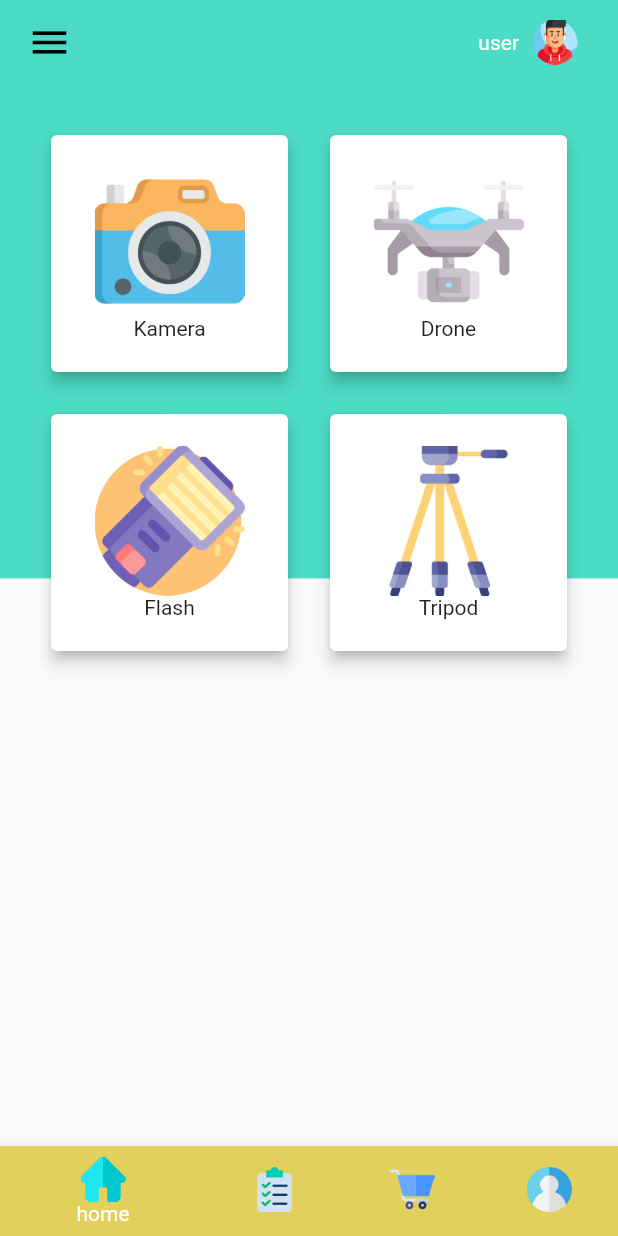
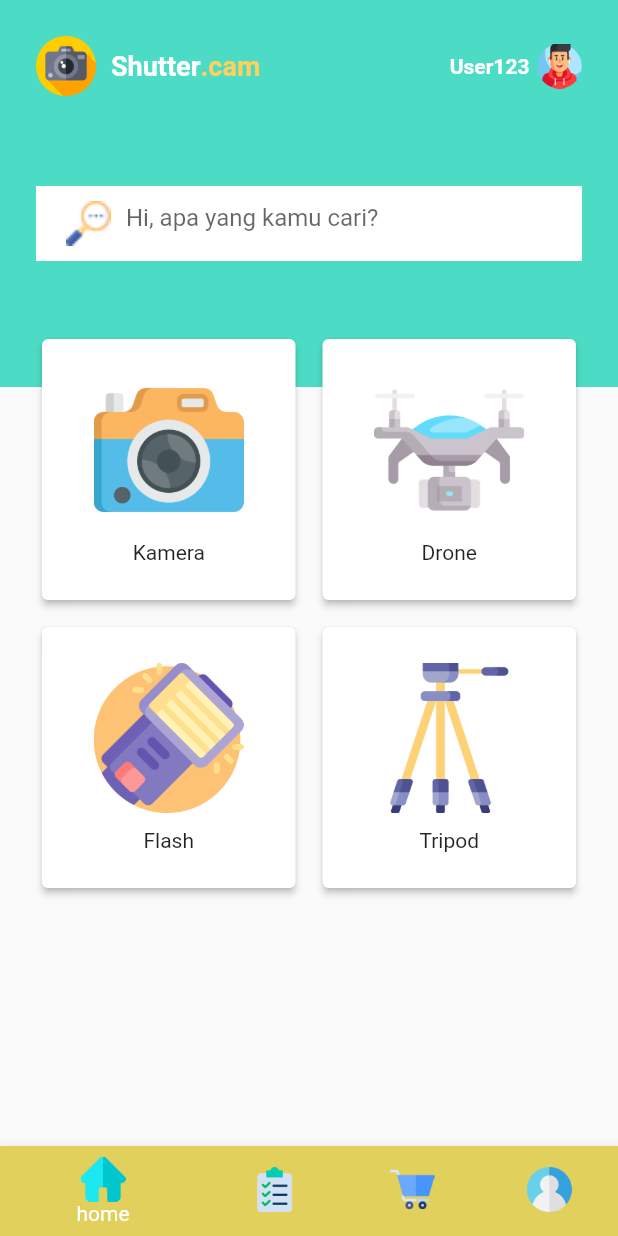
Before and after one commit to dinggasukapaus/shutter_cam, a Flutter app: the screen it shows after launch, on a phone screen of 412 x 824 dp. Run offline on Flutter 3.47's test engine with Material 2 defaults, Android fonts, the phone set to English and light mode, and no system bars.

Commit message:
dashboard

```diff
--- a/lib/main_page/dashboard.dart
+++ b/lib/main_page/dashboard.dart
@@ -11,80 +11,140 @@ class Dashboard extends StatefulWidget {
 
 class _DashboardState extends State<Dashboard> {
   int currentIndex = 0;
-  final screens = [
-    Camera(),
-    Profile(),
-  ];
 
   @override
   Widget build(BuildContext context) {
-    var size = MediaQuery.of(context).size;
     return Scaffold(
-      appBar: AppBar(
-        elevation: 0.0,
-        shadowColor: Colors.transparent,
-        backgroundColor: Color.fromRGBO(76, 219, 196, 1),
-        leading: Padding(
-          padding: EdgeInsets.only(
-            left: 18.0,
-            top: 12.0,
-            bottom: 12.0,
-            right: 12.0,
-          ),
-          child: Icon(
-            Icons.menu,
-            color: Colors.black,
-            size: 30.0,
+        body: SafeArea(
+      child: Column(
+        children: [
+          Row(
+            children: [
+              Container(
+                padding: const EdgeInsets.all(24),
+                color: const Color.fromRGBO(76, 219, 196, 1),
+                width: MediaQuery.of(context).size.width,
+                child: Column(
+                  children: [
+                    Row(
+                      mainAxisAlignment: MainAxisAlignment.spaceBetween,
+                      children: [
+                        Row(
+                          children: [
+                            SizedBox(
+                              width: 40,
+                              height: 40,
+                              child: Image.asset(
+                                'assets/icons/photo.png',
+                                fit: BoxFit.cover,
                               ),
                             ),
-        actions: [
+                            const SizedBox(
+                              width: 10,
+                            ),
+                            const Text(
+                              "Shutter",
+                              style: TextStyle(
+                                color: Colors.white,
+                                fontSize: 18,
+                                fontWeight: FontWeight.w700,
+                              ),
+                            ),
+                            const Text(
+                              ".cam",
+                              style: TextStyle(
+                                color: Color(0xFFFFD05B),
+                                fontSize: 18,
+                                fontWeight: FontWeight.w700,
+                              ),
+                            )
+                          ],
+                        ),
                         Row(
                           children: [
-              Text("user"),
-              IconButton(
-                  icon: Image.asset(
+                            const Text(
+                              "User123",
+                              style: TextStyle(
+                                color: Colors.white,
+                                fontSize: 14,
+                                fontWeight: FontWeight.w600,
+                              ),
+                            ),
+                            const SizedBox(
+                              width: 5,
+                            ),
+                            Image.asset(
                               'assets/icons/gamer.png',
                               height: 30.0,
                               width: 30.0,
+                              fit: BoxFit.cover,
                             ),
-                  onPressed: () {
-                    Navigator.push(
-                      context,
-                      MaterialPageRoute(builder: (context) => const Profile()),
-                    );
-                  }),
                           ],
-          ),
-          SizedBox(
-            width: 18.0,
                         )
                       ],
                     ),
-      body: Stack(
+                    const SizedBox(
+                      height: 60,
+                    ),
+                    Row(
                       children: [
-          Container(
-            height: size.height * .4,
-            color: Color.fromRGBO(76, 219, 196, 1),
+                        Expanded(
+                          child: Container(
+                            color: Colors.white,
+                            height: 50,
+                            padding: const EdgeInsets.only(
+                                left: 20, right: 20, top: 5, bottom: 5),
+                            child: Row(
+                              crossAxisAlignment: CrossAxisAlignment.center,
+                              children: [
+                                Image.asset(
+                                  'assets/icons/search.png',
+                                  height: 30.0,
+                                  width: 30.0,
+                                  fit: BoxFit.cover,
                                 ),
-          Column(
-            children: [
-              Container(
-                  height: 80,
-                  child: Row(
-                    children: [Text("")],
-                  )),
+                                const SizedBox(
+                                  width: 10,
+                                ),
+                                Flexible(
+                                  child: Container(
+                                    height: 30,
+                                    child: const TextField(
+                                      enableSuggestions: false,
+                                      autofocus: false,
+                                      autocorrect: false,
+                                      decoration: InputDecoration(
+                                          border: InputBorder.none,
+                                          hintText: 'Hi, apa yang kamu cari?'),
+                                    ),
+                                  ),
+                                ),
                               ],
                             ),
-          Padding(
-            padding: const EdgeInsets.all(30.0),
-            child: GridView.count(
-              mainAxisSpacing: 20,
-              crossAxisSpacing: 20,
-              primary: false,
-              crossAxisCount: 2,
+                          ),
+                        ),
+                      ],
+                    ),
+                    const SizedBox(
+                      height: 60,
+                    ),
+                  ],
+                ),
+              ),
+            ],
+          ),
+          Container(
+              padding: const EdgeInsets.all(24),
+              transform: Matrix4.translationValues(0.0, -60.0, 0.0),
+              child: Column(
                 children: [
-                Card(
-                  elevation: 4,
+                  Row(
+                    children: [
+                      Expanded(
+                        child: Card(
+                          elevation: 2,
+                          child: Container(
+                            padding: const EdgeInsets.all(24),
                             child: Column(
                               mainAxisAlignment: MainAxisAlignment.center,
                               children: [
@@ -97,16 +157,28 @@ class _DashboardState extends State<Dashboard> {
                                   onTap: () {
                                     Navigator.push(
                                       context,
-                            MaterialPageRoute(builder: (context) => Camera()),
+                                      MaterialPageRoute(
+                                          builder: (context) => Camera()),
                                     );
                                   },
+                                ),
+                                SizedBox(
+                                  height: 10,
                                 ),
                                 Text("Kamera"),
                               ],
                             ),
                           ),
-                Card(
-                  elevation: 4,
+                        ),
+                      ),
+                      SizedBox(
+                        width: 10,
+                      ),
+                      Expanded(
+                        child: Card(
+                          elevation: 2,
+                          child: Container(
+                            padding: const EdgeInsets.all(24),
                             child: Column(
                               mainAxisAlignment: MainAxisAlignment.center,
                               children: [
@@ -119,16 +191,32 @@ class _DashboardState extends State<Dashboard> {
                                   onTap: () {
                                     Navigator.push(
                                       context,
-                            MaterialPageRoute(builder: (context) => Camera()),
+                                      MaterialPageRoute(
+                                          builder: (context) => Camera()),
                                     );
                                   },
+                                ),
+                                SizedBox(
+                                  height: 10,
                                 ),
                                 Text("Drone"),
                               ],
                             ),
                           ),
-                Card(
-                  elevation: 4,
+                        ),
+                      ),
+                    ],
+                  ),
+                  SizedBox(
+                    height: 10,
+                  ),
+                  Row(
+                    children: [
+                      Expanded(
+                        child: Card(
+                          elevation: 2,
+                          child: Container(
+                            padding: const EdgeInsets.all(24),
                             child: Column(
                               mainAxisAlignment: MainAxisAlignment.center,
                               children: [
@@ -141,16 +229,28 @@ class _DashboardState extends State<Dashboard> {
                                   onTap: () {
                                     Navigator.push(
                                       context,
-                            MaterialPageRoute(builder: (context) => Camera()),
+                                      MaterialPageRoute(
+                                          builder: (context) => Camera()),
                                     );
                                   },
+                                ),
+                                SizedBox(
+                                  height: 10,
                                 ),
                                 Text("Flash"),
                               ],
                             ),
                           ),
-                Card(
-                  elevation: 4,
+                        ),
+                      ),
+                      SizedBox(
+                        width: 10,
+                      ),
+                      Expanded(
+                        child: Card(
+                          elevation: 2,
+                          child: Container(
+                            padding: const EdgeInsets.all(24),
                             child: Column(
                               mainAxisAlignment: MainAxisAlignment.center,
                               children: [
@@ -163,19 +263,26 @@ class _DashboardState extends State<Dashboard> {
                                   onTap: () {
                                     Navigator.push(
                                       context,
-                            MaterialPageRoute(builder: (context) => Camera()),
+                                      MaterialPageRoute(
+                                          builder: (context) => Camera()),
                                     );
                                   },
+                                ),
+                                SizedBox(
+                                  height: 10,
                                 ),
                                 Text("Tripod"),
                               ],
                             ),
                           ),
-              ],
                         ),
                       ),
                     ],
                   ),
-    );
+                ],
+              ))
+        ],
+      ),
+    ));
   }
 }
```
Also changed, not shown: assets/icons/search.png (added). Lines whose indentation alone changed are shown as unchanged.
